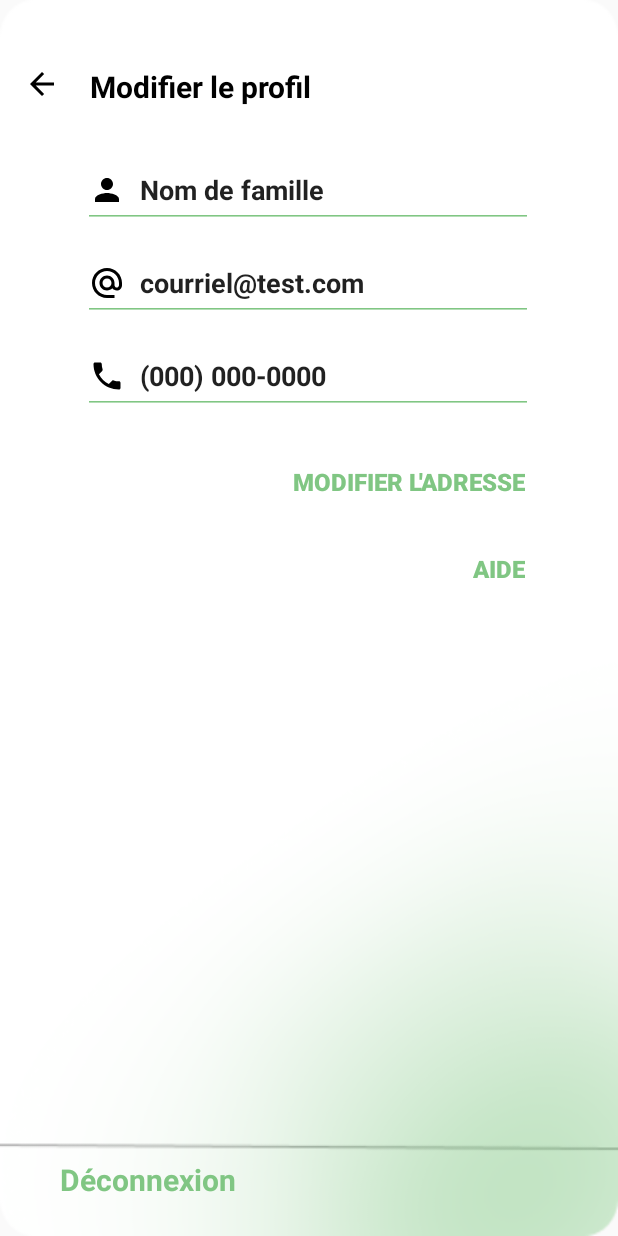
After one commit to SsBarbatos/Alawan, an Android app: the ModifierProfil screen opened directly, with no data from a screen before it, on a phone screen of 412 x 824 dp. The commit adds this screen. Run offline under Robolectric (Android 15) with nearby library versions, the phone set to English and light mode, and no system bars.

Commit message:
front modifier profil/adresse

```diff
--- a/app/src/main/AndroidManifest.xml
+++ b/app/src/main/AndroidManifest.xml
@@ -12,6 +12,12 @@
         android:supportsRtl="true"
         android:theme="@style/Theme.Alawan"
         tools:targetApi="31">
+        <activity
+            android:name=".ModifierAdresse"
+            android:exported="false" />
+        <activity
+            android:name=".ModifierProfil"
+            android:exported="false" />
         <activity
             android:name=".Profile"
             android:exported="false" />
--- /dev/null
+++ b/app/src/main/java/com/example/alawan/ModifierProfil.java
@@ -0,0 +1,14 @@
+package com.example.alawan;
+
+import androidx.appcompat.app.AppCompatActivity;
+
+import android.os.Bundle;
+
+public class ModifierProfil extends AppCompatActivity {
+
+    @Override
+    protected void onCreate(Bundle savedInstanceState) {
+        super.onCreate(savedInstanceState);
+        setContentView(R.layout.activity_modifier_profil);
+    }
+}
--- /dev/null
+++ b/app/src/main/res/drawable/ic_back.xml
@@ -0,0 +1,5 @@
+<vector android:autoMirrored="true" android:height="24dp"
+    android:tint="#000000" android:viewportHeight="24"
+    android:viewportWidth="24" android:width="24dp" xmlns:android="http://schemas.android.com/apk/res/android">
+    <path android:fillColor="@android:color/white" android:pathData="M20,11H7.83l5.59,-5.59L12,4l-8,8 8,8 1.41,-1.41L7.83,13H20v-2z"/>
+</vector>
--- /dev/null
+++ b/app/src/main/res/drawable/ic_mail_black.xml
@@ -0,0 +1,5 @@
+<vector android:height="24dp" android:tint="#000000"
+    android:viewportHeight="24" android:viewportWidth="24"
+    android:width="24dp" xmlns:android="http://schemas.android.com/apk/res/android">
+    <path android:fillColor="@android:color/white" android:pathData="M12,2C6.48,2 2,6.48 2,12s4.48,10 10,10h5v-2h-5c-4.34,0 -8,-3.66 -8,-8s3.66,-8 8,-8 8,3.66 8,8v1.43c0,0.79 -0.71,1.57 -1.5,1.57s-1.5,-0.78 -1.5,-1.57L17,12c0,-2.76 -2.24,-5 -5,-5s-5,2.24 -5,5 2.24,5 5,5c1.38,0 2.64,-0.56 3.54,-1.47 0.65,0.89 1.77,1.47 2.96,1.47 1.97,0 3.5,-1.6 3.5,-3.57L22,12c0,-5.52 -4.48,-10 -10,-10zM12,15c-1.66,0 -3,-1.34 -3,-3s1.34,-3 3,-3 3,1.34 3,3 -1.34,3 -3,3z"/>
+</vector>
--- /dev/null
+++ b/app/src/main/res/drawable/ic_person_black.xml
@@ -0,0 +1,5 @@
+<vector android:height="24dp" android:tint="#000000"
+    android:viewportHeight="24" android:viewportWidth="24"
+    android:width="24dp" xmlns:android="http://schemas.android.com/apk/res/android">
+    <path android:fillColor="@android:color/white" android:pathData="M12,12c2.21,0 4,-1.79 4,-4s-1.79,-4 -4,-4 -4,1.79 -4,4 1.79,4 4,4zM12,14c-2.67,0 -8,1.34 -8,4v2h16v-2c0,-2.66 -5.33,-4 -8,-4z"/>
+</vector>
--- /dev/null
+++ b/app/src/main/res/drawable/ic_phone_black.xml
@@ -0,0 +1,5 @@
+<vector android:height="24dp" android:tint="#000000"
+    android:viewportHeight="24" android:viewportWidth="24"
+    android:width="24dp" xmlns:android="http://schemas.android.com/apk/res/android">
+    <path android:fillColor="@android:color/white" android:pathData="M6.62,10.79c1.44,2.83 3.76,5.14 6.59,6.59l2.2,-2.2c0.27,-0.27 0.67,-0.36 1.02,-0.24 1.12,0.37 2.33,0.57 3.57,0.57 0.55,0 1,0.45 1,1V20c0,0.55 -0.45,1 -1,1 -9.39,0 -17,-7.61 -17,-17 0,-0.55 0.45,-1 1,-1h3.5c0.55,0 1,0.45 1,1 0,1.25 0.2,2.45 0.57,3.57 0.11,0.35 0.03,0.74 -0.25,1.02l-2.2,2.2z"/>
+</vector>
--- a/app/src/main/res/layout/activity_login.xml
+++ b/app/src/main/res/layout/activity_login.xml
@@ -50,7 +50,6 @@
         android:layout_height="50dp"
         android:layout_marginTop="352dp"
         android:drawableStart="@drawable/ic_mail"
-        android:drawableLeft="@drawable/ic_mail"
         android:drawablePadding="10dp"
         android:hint="@string/email"
         android:textColorHint="@color/GreenText"
--- /dev/null
+++ b/app/src/main/res/layout/activity_modifier_profil.xml
@@ -0,0 +1,152 @@
+<?xml version="1.0" encoding="utf-8"?>
+<androidx.constraintlayout.widget.ConstraintLayout xmlns:android="http://schemas.android.com/apk/res/android"
+    xmlns:app="http://schemas.android.com/apk/res-auto"
+    xmlns:tools="http://schemas.android.com/tools"
+    android:layout_width="match_parent"
+    android:layout_height="match_parent"
+    android:background="@drawable/bg_very_simple"
+    tools:context=".ModifierProfil">
+
+    <TextView
+        android:id="@+id/tv_title"
+        android:layout_width="wrap_content"
+        android:layout_height="wrap_content"
+        android:layout_marginTop="44dp"
+        android:layout_marginEnd="204dp"
+        android:text="@string/modifierProfil"
+        android:textColor="@color/black"
+        android:textSize="20sp"
+        android:textStyle="bold"
+        app:layout_constraintEnd_toEndOf="parent"
+        app:layout_constraintHorizontal_bias="1.0"
+        app:layout_constraintStart_toEndOf="@+id/iv_back"
+        app:layout_constraintTop_toTopOf="parent" />
+
+    <EditText
+        android:id="@+id/et_prenom"
+        android:layout_width="300dp"
+        android:layout_height="50dp"
+        android:layout_marginTop="108dp"
+        android:backgroundTint="@color/vertFonce"
+        android:drawableStart="@drawable/ic_person_black"
+        android:drawablePadding="10dp"
+        android:ems="10"
+        android:inputType="text"
+        android:text="@string/prenom"
+        android:textStyle="bold"
+        app:layout_constraintBottom_toTopOf="@+id/et_nom"
+        app:layout_constraintEnd_toEndOf="parent"
+        app:layout_constraintHorizontal_bias="0.495"
+        app:layout_constraintStart_toStartOf="parent"
+        app:layout_constraintTop_toTopOf="parent" />
+
+    <EditText
+        android:id="@+id/et_nom"
+        android:layout_width="300dp"
+        android:layout_height="50dp"
+        android:layout_marginBottom="12dp"
+        android:backgroundTint="@color/vertFonce"
+        android:drawableStart="@drawable/ic_person_black"
+        android:drawablePadding="10dp"
+        android:ems="10"
+        android:inputType="text"
+        android:text="@string/nom"
+        android:textStyle="bold"
+        app:layout_constraintBottom_toTopOf="@+id/et_mail"
+        app:layout_constraintEnd_toEndOf="parent"
+        app:layout_constraintHorizontal_bias="0.495"
+        app:layout_constraintStart_toStartOf="parent" />
+
+    <EditText
+        android:id="@+id/et_mail"
+        android:layout_width="300dp"
+        android:layout_height="50dp"
+        android:layout_marginBottom="12dp"
+        android:backgroundTint="@color/vertFonce"
+        android:drawableStart="@drawable/ic_mail_black"
+        android:drawablePadding="10dp"
+        android:ems="10"
+        android:inputType="textEmailAddress"
+        android:text="@string/email"
+        android:textStyle="bold"
+        app:layout_constraintBottom_toTopOf="@+id/et_phone"
+        app:layout_constraintEnd_toEndOf="parent"
+        app:layout_constraintHorizontal_bias="0.495"
+        app:layout_constraintStart_toStartOf="parent" />
+
+    <EditText
+        android:id="@+id/et_phone"
+        android:layout_width="300dp"
+        android:layout_height="50dp"
+        android:layout_marginBottom="20dp"
+        android:backgroundTint="@color/vertFonce"
+        android:drawableStart="@drawable/ic_phone_black"
+        android:drawablePadding="10dp"
+        android:ems="10"
+        android:inputType="phone"
+        android:text="@string/telephone"
+        android:textStyle="bold"
+        app:layout_constraintBottom_toTopOf="@+id/bt_modifier_adresse"
+        app:layout_constraintEnd_toEndOf="parent"
+        app:layout_constraintHorizontal_bias="0.495"
+        app:layout_constraintStart_toStartOf="parent" />
+
+    <ImageView
+        android:id="@+id/iv_back"
+        android:layout_width="wrap_content"
+        android:layout_height="wrap_content"
+        android:layout_marginStart="16dp"
+        android:layout_marginTop="44dp"
+        app:layout_constraintStart_toStartOf="parent"
+        app:layout_constraintTop_toTopOf="parent"
+        app:srcCompat="@drawable/ic_back" />
+
+    <TextView
+        android:id="@+id/textView6"
+        android:layout_width="wrap_content"
+        android:layout_height="wrap_content"
+        android:layout_marginStart="40dp"
+        android:layout_marginBottom="24dp"
+        android:text="@string/deconnexion"
+        android:textColor="@color/vertFonce"
+        android:textSize="20sp"
+        android:textStyle="bold"
+        app:layout_constraintBottom_toBottomOf="parent"
+        app:layout_constraintStart_toStartOf="parent" />
+
+    <Button
+        android:id="@+id/bt_modifier_adresse"
+        android:layout_width="300dp"
+        android:layout_height="50dp"
+        android:layout_marginBottom="8dp"
+        android:background="#00FFFFFF"
+        android:paddingStart="5dp"
+        android:paddingEnd="5dp"
+        android:text="@string/modifierAdresse"
+        android:textAlignment="viewEnd"
+        android:textColor="@color/vertFonce"
+        android:textSize="16sp"
+        android:textStyle="bold"
+        app:layout_constraintBottom_toTopOf="@+id/bt_aide"
+        app:layout_constraintEnd_toEndOf="parent"
+        app:layout_constraintHorizontal_bias="0.495"
+        app:layout_constraintStart_toStartOf="parent" />
+
+    <Button
+        android:id="@+id/bt_aide"
+        android:layout_width="300dp"
+        android:layout_height="50dp"
+        android:layout_marginBottom="420dp"
+        android:background="#00FFFFFF"
+        android:paddingStart="5dp"
+        android:paddingEnd="5dp"
+        android:text="@string/aide"
+        android:textAlignment="viewEnd"
+        android:textColor="@color/vertFonce"
+        android:textSize="16sp"
+        android:textStyle="bold"
+        app:layout_constraintBottom_toBottomOf="parent"
+        app:layout_constraintEnd_toEndOf="parent"
+        app:layout_constraintHorizontal_bias="0.495"
+        app:layout_constraintStart_toStartOf="parent" />
+</androidx.constraintlayout.widget.ConstraintLayout>
--- a/app/src/main/res/values/strings.xml
+++ b/app/src/main/res/values/strings.xml
@@ -3,11 +3,11 @@
     <string name="login">Se connecter</string>
     <string name="logo">Logo</string>
     <string name="user">Nom d\'utilisateur</string>
-    <string name="nom">Nom complet</string>
+    <string name="nomComplet">Nom complet</string>
     <string name="password">Mot de passe</string>
     <string name="confirmerPassword">Confirmer le mot de passe</string>
     <string name="background">Background</string>
-    <string name="email">Adresse courriel</string>
+    <string name="email">courriel@test.com</string>
     <string name="oublieMdp">Mot de passe oublié?</string>
     <string name="creerCompte">Vous n\'avez pas de compte?</string>
     <string name="inscrire">S\'inscrire</string>
@@ -22,5 +22,11 @@
     <string name="alerteEnCours">Alertes en cours : </string>
     <string name="vosAnimaux">Vos animaux : </string>
     <string name="compagnons">Compagnons</string>
-    <string name="alertes">Alertes</string>
+    <string name="prenom">Prénom</string>
+    <string name="nom">Nom de famille</string>
+    <string name="modifierProfil">Modifier le profil</string>
+    <string name="telephone">(000) 000\-0000</string>
+    <string name="deconnexion">Déconnexion</string>
+    <string name="modifierAdresse">Modifier l\'adresse</string>
+    <string name="aide">Aide</string>
 </resources>
```
Also changed, not shown: app/src/main/java/com/example/alawan/ModifierAdresse.java (added, +14 -0 lines), app/src/main/res/layout/activity_modifier_adresse.xml (added, +87 -0 lines), app/src/main/res/layout/activity_profile.xml (+7 -6 lines), app/src/main/res/drawable/bg_very_simple.png (added).
